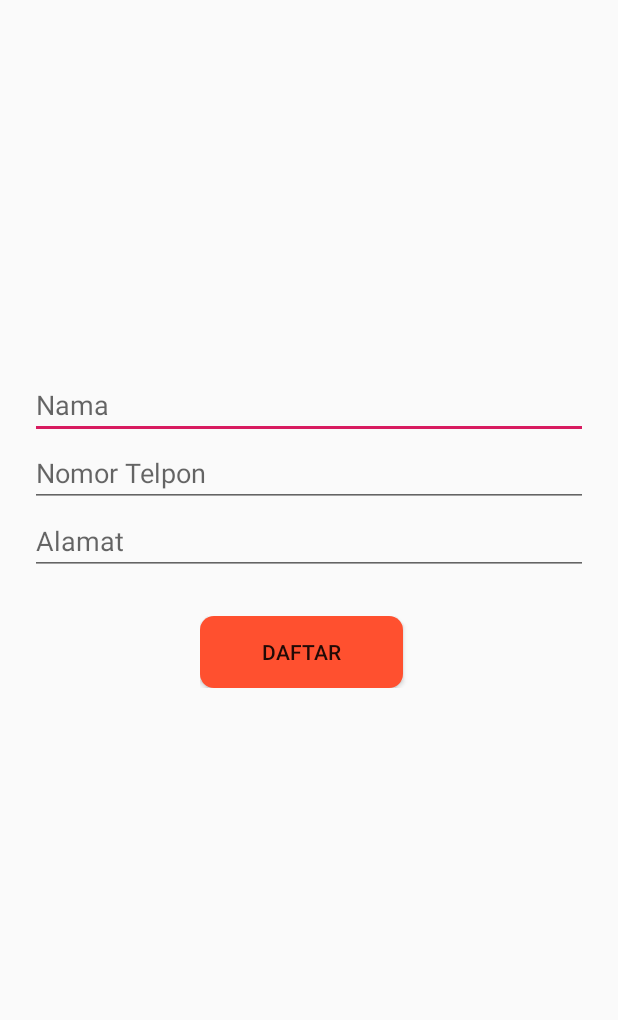
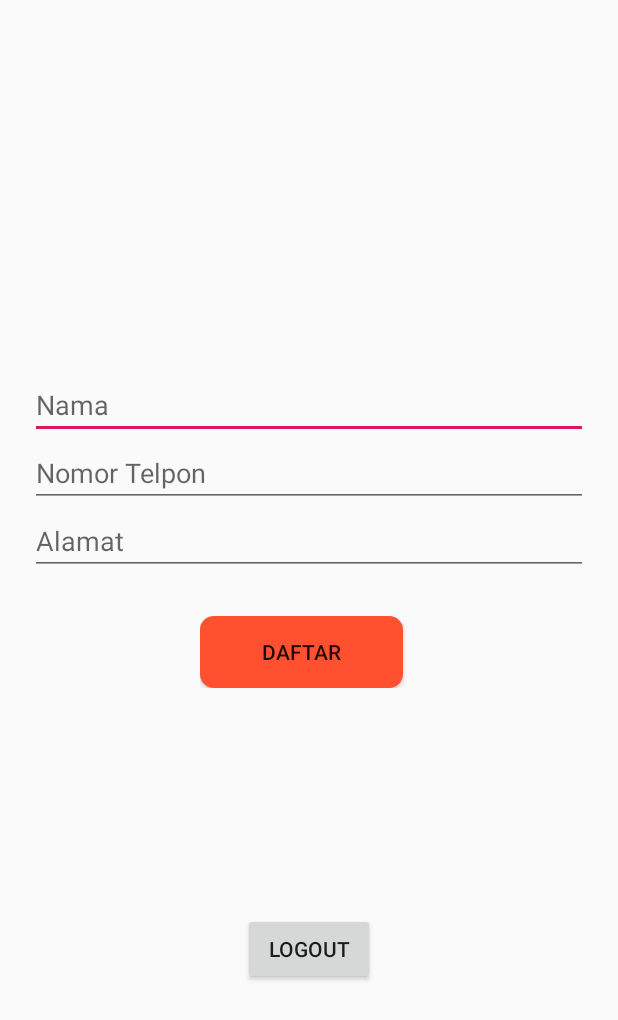
Before and after one commit to iniyasin/AntrianTiket-master, an Android app: the layout activity_main.xml on its own in the app's theme, with its tools: preview values and no code run, on a phone screen of 412 x 824 dp. Shown: the top 1020 px of the screen. Run offline under Robolectric (Android 15) with nearby library versions, the phone set to English and light mode, and no system bars; network calls fail.

Commit message:
ada logoutnya

```diff
--- a/app/src/main/res/layout/activity_main.xml
+++ b/app/src/main/res/layout/activity_main.xml
@@ -55,4 +55,13 @@
 
     </LinearLayout>
 
+    <Button
+        android:id="@+id/logout"
+        android:layout_width="wrap_content"
+        android:layout_height="wrap_content"
+        android:layout_gravity="center_horizontal"
+        android:layout_marginTop="150dp"
+        android:padding="10dp"
+        android:text="@string/logout" />
+
 </LinearLayout>
--- a/app/src/main/res/values/strings.xml
+++ b/app/src/main/res/values/strings.xml
@@ -15,4 +15,5 @@
     <string name="login">Login</string>
     <string name="belum_terdaftar_daftar_dibawah">Belum terdaftar? Daftar</string>
     <string name="disini">disini</string>
+    <string name="logout">Logout</string>
 </resources>
```
Also changed, not shown: app/src/main/java/com/kilasbalik/antriantiket/Konfigurasi.java (+8 -8 lines), app/src/main/java/com/kilasbalik/antriantiket/MainActivity.java (+8 -1 lines).
